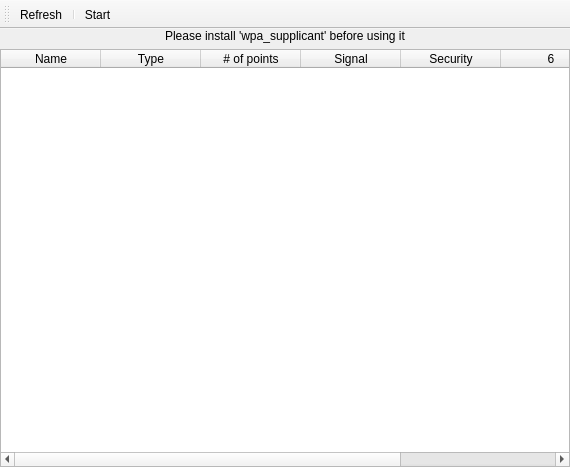
Above: sources/gui/src/wifimenuwidget.ui from arcan1s/netctl-gui before the change. Below: the same form after it.
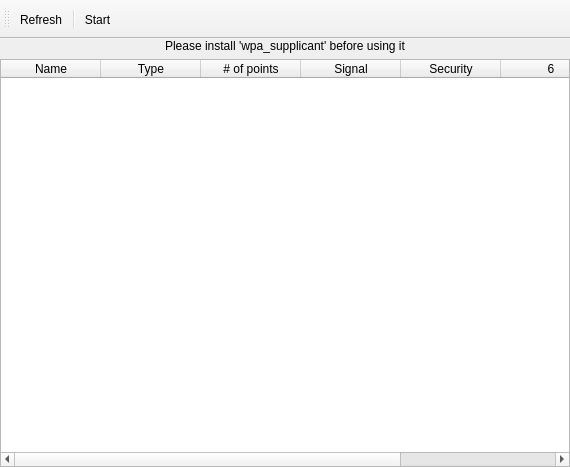
That is the form after the change. Icons and pictures are not drawn.

```diff
--- a/sources/gui/src/wifimenuwidget.ui
+++ b/sources/gui/src/wifimenuwidget.ui
@@ -113,6 +113,7 @@
    <addaction name="actionRefresh"/>
    <addaction name="separator"/>
    <addaction name="actionStart"/>
+   <addaction name="actionFunc"/>
   </widget>
   <action name="actionRefresh">
    <property name="icon">
@@ -143,6 +144,7 @@
     <string>Connect or disconnect from selected ESSID</string>
    </property>
   </action>
+  <action name="actionFunc"/>
  </widget>
  <resources/>
  <connections/>
```
